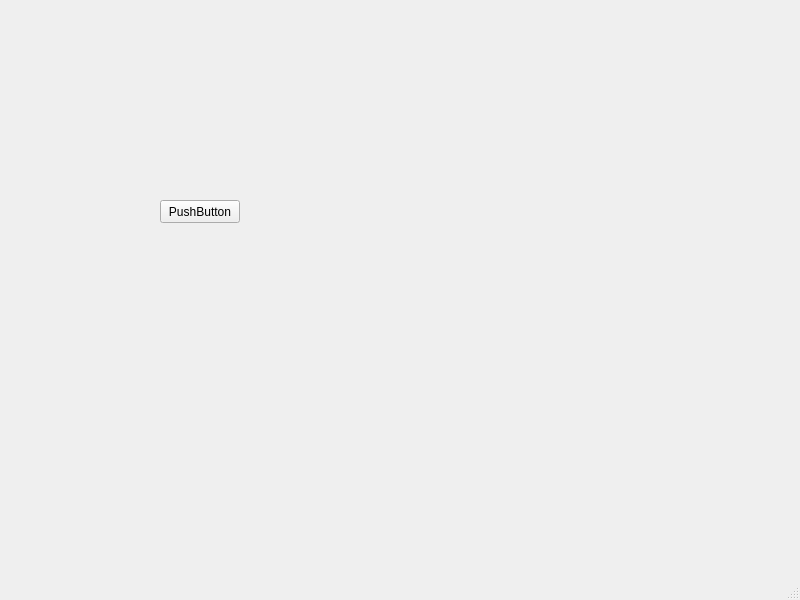
This is mainwindow.ui in han-shang/QT as Qt 5 draws it before an edit. The edited form follows.
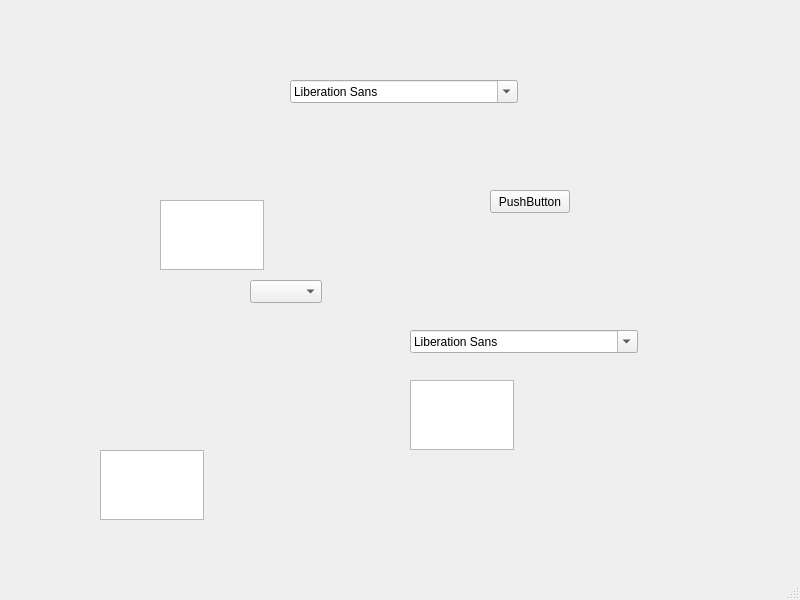
This is the edited form.

Commit message: master  第二次提交

What changed in the file:
```diff
--- a/mainwindow.ui
+++ b/mainwindow.ui
@@ -27,6 +27,79 @@
      <string>PushButton</string>
     </property>
    </widget>
+   <widget class="QPushButton" name="pushButton_2">
+    <property name="geometry">
+     <rect>
+      <x>490</x>
+      <y>190</y>
+      <width>80</width>
+      <height>23</height>
+     </rect>
+    </property>
+    <property name="text">
+     <string>PushButton</string>
+    </property>
+   </widget>
+   <widget class="QComboBox" name="comboBox">
+    <property name="geometry">
+     <rect>
+      <x>250</x>
+      <y>280</y>
+      <width>72</width>
+      <height>23</height>
+     </rect>
+    </property>
+   </widget>
+   <widget class="QPlainTextEdit" name="plainTextEdit">
+    <property name="geometry">
+     <rect>
+      <x>410</x>
+      <y>380</y>
+      <width>104</width>
+      <height>70</height>
+     </rect>
+    </property>
+   </widget>
+   <widget class="QPlainTextEdit" name="plainTextEdit_2">
+    <property name="geometry">
+     <rect>
+      <x>160</x>
+      <y>200</y>
+      <width>104</width>
+      <height>70</height>
+     </rect>
+    </property>
+   </widget>
+   <widget class="QFontComboBox" name="fontComboBox">
+    <property name="geometry">
+     <rect>
+      <x>410</x>
+      <y>330</y>
+      <width>228</width>
+      <height>23</height>
+     </rect>
+    </property>
+   </widget>
+   <widget class="QPlainTextEdit" name="plainTextEdit_3">
+    <property name="geometry">
+     <rect>
+      <x>100</x>
+      <y>450</y>
+      <width>104</width>
+      <height>70</height>
+     </rect>
+    </property>
+   </widget>
+   <widget class="QFontComboBox" name="fontComboBox_2">
+    <property name="geometry">
+     <rect>
+      <x>290</x>
+      <y>80</y>
+      <width>228</width>
+      <height>23</height>
+     </rect>
+    </property>
+   </widget>
   </widget>
   <widget class="QMenuBar" name="menubar">
    <property name="geometry">
```
